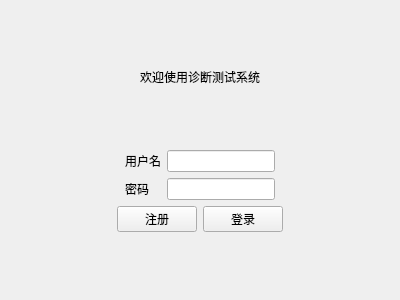
The window that loginview.ui (Ciky03/QT_lab3) describes before a commit, drawn with Qt 5.
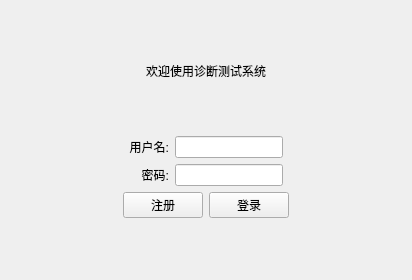
The same window after the commit.

The edit to the form file:
```diff
--- a/loginview.ui
+++ b/loginview.ui
@@ -6,8 +6,8 @@
    <rect>
     <x>0</x>
     <y>0</y>
-    <width>400</width>
-    <height>300</height>
+    <width>412</width>
+    <height>280</height>
    </rect>
   </property>
   <property name="windowTitle">
@@ -22,7 +22,7 @@
      <property name="sizeHint" stdset="0">
       <size>
        <width>20</width>
-       <height>48</height>
+       <height>42</height>
       </size>
      </property>
     </spacer>
@@ -38,20 +38,20 @@
     </widget>
    </item>
    <item>
-    <spacer name="verticalSpacer_2">
+    <spacer name="verticalSpacer_3">
      <property name="orientation">
       <enum>Qt::Orientation::Vertical</enum>
      </property>
      <property name="sizeHint" stdset="0">
       <size>
        <width>20</width>
-       <height>47</height>
+       <height>41</height>
       </size>
      </property>
     </spacer>
    </item>
    <item>
-    <layout class="QHBoxLayout" name="horizontalLayout_2">
+    <layout class="QHBoxLayout" name="horizontalLayout">
      <item>
       <spacer name="horizontalSpacer">
        <property name="orientation">
@@ -70,7 +70,10 @@
        <item row="0" column="0">
         <widget class="QLabel" name="label_2">
          <property name="text">
-          <string>用户名</string>
+          <string>用户名:</string>
+         </property>
+         <property name="alignment">
+          <set>Qt::AlignmentFlag::AlignRight|Qt::AlignmentFlag::AlignTrailing|Qt::AlignmentFlag::AlignVCenter</set>
          </property>
         </widget>
        </item>
@@ -80,7 +83,10 @@
        <item row="1" column="0">
         <widget class="QLabel" name="label_3">
          <property name="text">
-          <string>密码</string>
+          <string>密码:</string>
+         </property>
+         <property name="alignment">
+          <set>Qt::AlignmentFlag::AlignRight|Qt::AlignmentFlag::AlignTrailing|Qt::AlignmentFlag::AlignVCenter</set>
          </property>
         </widget>
        </item>
@@ -105,7 +111,7 @@
     </layout>
    </item>
    <item>
-    <layout class="QHBoxLayout" name="horizontalLayout_3">
+    <layout class="QHBoxLayout" name="horizontalLayout_2">
      <item>
       <spacer name="horizontalSpacer_3">
        <property name="orientation">
@@ -120,8 +126,6 @@
       </spacer>
      </item>
      <item>
-      <layout class="QHBoxLayout" name="horizontalLayout">
-       <item>
         <widget class="QPushButton" name="btSignin">
          <property name="text">
           <string>注册</string>
@@ -135,8 +139,6 @@
          </property>
         </widget>
        </item>
-      </layout>
-     </item>
      <item>
       <spacer name="horizontalSpacer_4">
        <property name="orientation">
@@ -153,14 +155,14 @@
     </layout>
    </item>
    <item>
-    <spacer name="verticalSpacer_3">
+    <spacer name="verticalSpacer_2">
      <property name="orientation">
       <enum>Qt::Orientation::Vertical</enum>
      </property>
      <property name="sizeHint" stdset="0">
       <size>
        <width>20</width>
-       <height>48</height>
+       <height>42</height>
       </size>
      </property>
     </spacer>
```
Left out of the diff: 6 changed lines with no effect on the pictures. Lines whose indentation alone changed are shown as unchanged.
